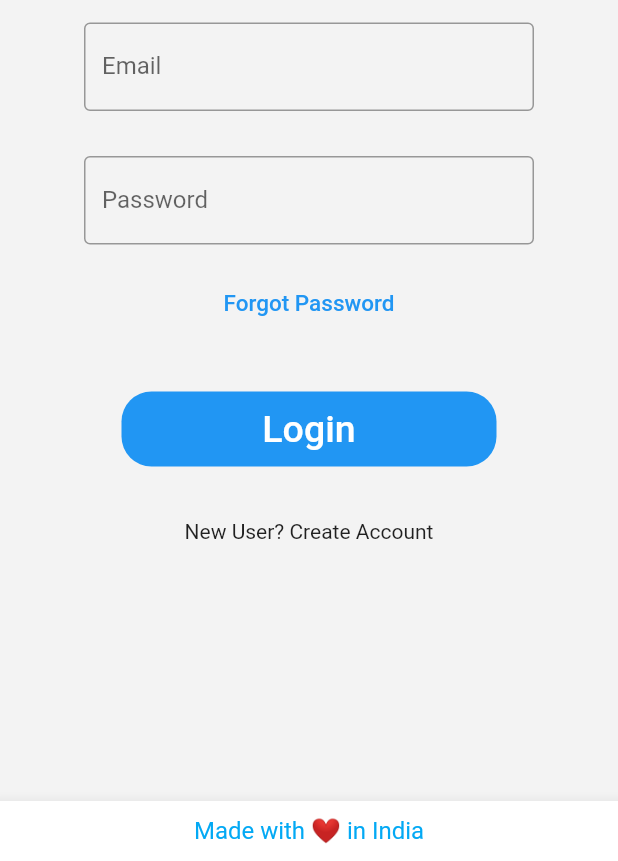
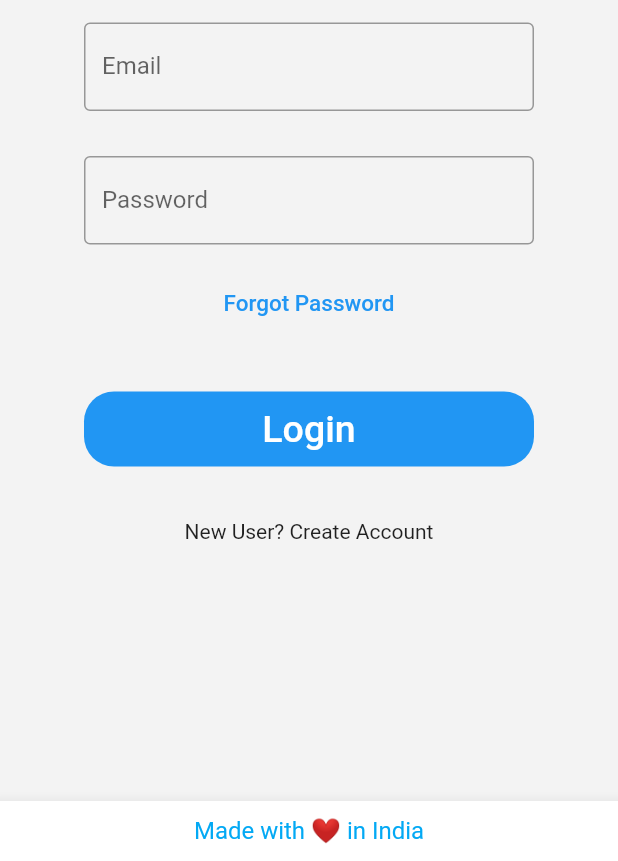
Before and after one commit to OmkarDabade/blockchain-internet-voting-frontend, a Flutter app: the screen it shows after launch, on a phone screen of 412 x 824 dp, the part 375-1236 px from its top. Run offline on Flutter 3.47's test engine with Material 2 defaults, Android fonts, the light colour scheme and no system bars.

Commit message:
login button size

```diff
--- a/lib/Views/login_view.dart
+++ b/lib/Views/login_view.dart
@@ -62,7 +62,7 @@ class _LoginViewState extends State<LoginView> {
             ),
             Container(
               height: 50,
-              width: 250,
+              width: 300,
               margin: EdgeInsets.symmetric(vertical: 35.0),
               decoration: BoxDecoration(
                   color: Colors.blue, borderRadius: BorderRadius.circular(20)),
```
